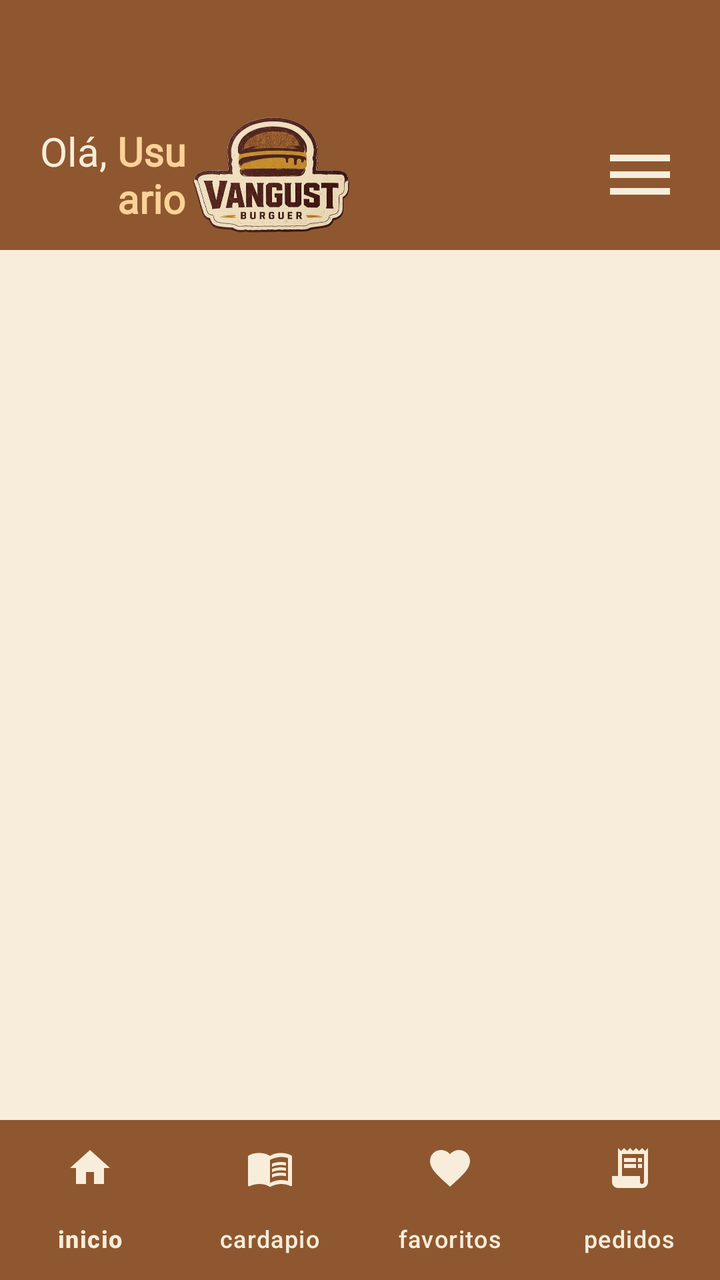
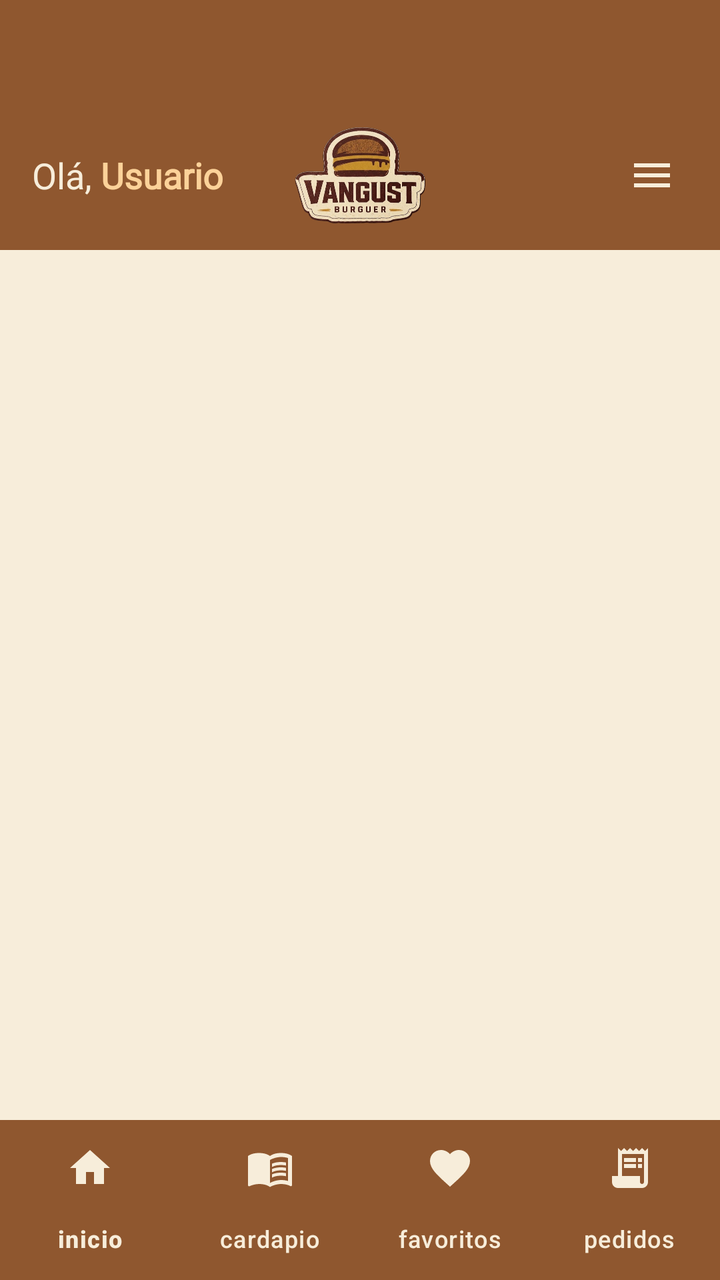

Two renders of the same Android screen: before a commit and after it. Below are the layout's source before the change and the commit's diff.
<!-- AndroidManifest.xml: application theme Theme.VangustApp -->
<!-- res/layout/menu_principal_layout.xml -->
<?xml version="1.0" encoding="utf-8"?>
<androidx.drawerlayout.widget.DrawerLayout xmlns:android="http://schemas.android.com/apk/res/android"
    xmlns:app="http://schemas.android.com/apk/res-auto"
    android:id="@+id/drawer_layout"
    android:layout_width="match_parent"
    android:background="#8F572F"
    android:layout_height="match_parent"
    >

    <LinearLayout
        android:layout_width="match_parent"
        android:layout_height="match_parent"
        android:orientation="vertical">
        <include
            android:id="@+id/header_principal"
            layout="@layout/header_principal" />

        <FrameLayout
            android:id="@+id/fragment_container"
            android:layout_width="match_parent"
            android:layout_height="0dp"
            android:layout_weight="1"
            android:background="#F7EDDA" />

        <com.google.android.material.bottomnavigation.BottomNavigationView
            android:id="@+id/bottomNavegation"
            android:layout_width="match_parent"
            android:layout_height="wrap_content"
            android:background="#8F572F"
            app:itemActiveIndicatorStyle="@null"
            app:itemIconTint="#F7EDDA"
            app:itemTextColor="#F7EDDA"
            app:labelVisibilityMode="labeled"
            app:menu="@menu/menu_inferior" />
    </LinearLayout>

    <com.google.android.material.navigation.NavigationView
        android:id="@+id/nav_view"
        android:background="#F7EDDA"
        app:itemBackground="@drawable/fundo_laranja"
        app:headerLayout="@layout/header_drawer"
        app:itemTextColor="#F7EDDA"
        app:itemIconTint="#F7EDDA"
        android:padding="10dp"
        android:layout_marginTop="50dp"
        android:layout_marginBottom="25dp"
        android:layout_width="wrap_content"
        android:layout_height="match_parent"
        android:layout_gravity="end"
        app:menu="@menu/menu_lateral"/>

</androidx.drawerlayout.widget.DrawerLayout>
<!-- res/layout/header_principal.xml (included above) -->
<?xml version="1.0" encoding="utf-8"?>
<LinearLayout xmlns:android="http://schemas.android.com/apk/res/android"
    android:layout_width="match_parent"
    android:layout_height="75dp"
    android:orientation="horizontal"
    android:gravity="center_vertical"
    android:background="#8F572F"
    android:layout_marginTop="50dp">

    <LinearLayout
        android:layout_width="0dp"
        android:layout_height="wrap_content"
        android:layout_weight="1"
        android:layout_marginStart="20dp"
        android:orientation="horizontal">
        <TextView
            android:layout_width="wrap_content"
            android:layout_height="wrap_content"
            android:fontFamily="@font/oswald_regular"
            android:text="Olá, "
            android:textColor="#F7EDDA"
            android:textSize="20sp" />
        <TextView
            android:id="@+id/tvNomePrincipal"
            android:layout_width="wrap_content"
            android:layout_height="wrap_content"
            android:fontFamily="@font/oswald_regular"
            android:text="Usuario"
            android:textColor="#FCD299"
            android:textSize="20sp"
            android:textStyle="bold" />
    </LinearLayout>

    <ImageView
        android:layout_width="wrap_content"
        android:layout_height="60dp"
        android:layout_marginEnd="125dp"
        android:adjustViewBounds="true"
        android:src="@drawable/logo_vangust_burguer" />



    <ImageView
        android:layout_width="40dp"
        android:layout_height="50dp"
        android:layout_marginEnd="20dp"
        android:id="@+id/btnMenu"
        android:src="@drawable/baseline_menu" />
</LinearLayout>
<!-- res/layout/header_drawer.xml (included above) -->
<LinearLayout xmlns:android="http://schemas.android.com/apk/res/android"
    xmlns:app="http://schemas.android.com/apk/res-auto"
    android:layout_width="match_parent"
    android:layout_height="80dp"
    android:background="#F7EDDA"
    android:gravity="center_vertical"
    android:orientation="horizontal">

    <androidx.cardview.widget.CardView
        android:layout_width="50dp"
        android:layout_height="50dp"
        android:layout_marginStart="10dp"
        app:cardCornerRadius="100dp">

        <LinearLayout
            android:layout_width="match_parent"
            android:layout_height="match_parent">

            
            <ImageView
                android:id="@+id/imgHeaderPerfil"
                android:layout_width="match_parent"
                android:layout_height="match_parent"
                android:layout_gravity="center_horizontal|center_vertical"
                android:scaleType="centerCrop"
                android:src="@drawable/baseline_person_outline" />

        </LinearLayout>

    </androidx.cardview.widget.CardView>

    <TextView
        android:layout_width="wrap_content"
        android:layout_height="wrap_content"
        android:layout_marginLeft="10dp"
        android:fontFamily="@font/oswald_regular"
        android:text="Olá,"
        android:textColor="#0D0D0D"
        android:textSize="20sp" />

    <TextView
        android:id="@+id/tvNomeDrawer"
        android:layout_width="wrap_content"
        android:layout_height="wrap_content"
        android:fontFamily="@font/oswald_regular"
        android:layout_marginLeft="5dp"
        android:text="USUARIO"
        android:textColor="#FFA74F"
        android:textSize="20sp"/>

</LinearLayout>
<!-- resources referenced by this layout -->
<resources>
  <!-- drawable baseline_menu (drawable) -->
  <vector xmlns:android="http://schemas.android.com/apk/res/android" android:height="24dp" android:tint="#F7EDDA" android:viewportHeight="24" android:viewportWidth="24" android:width="24dp">
        
      <path android:fillColor="@android:color/white" android:pathData="M3,18h18v-2L3,16v2zM3,13h18v-2L3,11v2zM3,6v2h18L21,6L3,6z"/>
      
  </vector>
  <!-- drawable baseline_person_outline (drawable) -->
  <vector xmlns:android="http://schemas.android.com/apk/res/android" android:height="24dp" android:tint="#000000" android:viewportHeight="24" android:viewportWidth="24" android:width="24dp">
        
      <path android:fillColor="@android:color/white" android:pathData="M12,5.9c1.16,0 2.1,0.94 2.1,2.1s-0.94,2.1 -2.1,2.1S9.9,9.16 9.9,8s0.94,-2.1 2.1,-2.1m0,9c2.97,0 6.1,1.46 6.1,2.1v1.1L5.9,18.1L5.9,17c0,-0.64 3.13,-2.1 6.1,-2.1M12,4C9.79,4 8,5.79 8,8s1.79,4 4,4 4,-1.79 4,-4 -1.79,-4 -4,-4zM12,13c-2.67,0 -8,1.34 -8,4v3h16v-3c0,-2.66 -5.33,-4 -8,-4z"/>
      
  </vector>
  <!-- drawable fundo_laranja (drawable) -->
  <?xml version="1.0" encoding="utf-8"?>
  <inset xmlns:android="http://schemas.android.com/apk/res/android"
      android:insetTop="6dp"
      android:insetBottom="6dp"
      android:insetLeft="8dp"
      android:insetRight="8dp">
  
      <shape android:shape="rectangle">
          <solid android:color="#A61C1C" /> <corners android:radius="50dp" />
      </shape>
  
  </inset>
  <!-- drawable logo_vangust_burguer: png bitmap (drawable, 332497 bytes) -->
  <style name="Theme.VangustApp" parent="Base.Theme.VangustApp" />
  <style name="Base.Theme.VangustApp" parent="Theme.Material3.DayNight.NoActionBar">
          
          
      </style>
</resources>

<!-- the commit's change to res/layout/menu_principal_layout.xml (unified diff, before → after) -->
@@ -3,9 +3,8 @@
     xmlns:app="http://schemas.android.com/apk/res-auto"
     android:id="@+id/drawer_layout"
     android:layout_width="match_parent"
-    android:background="#8F572F"
     android:layout_height="match_parent"
-    >
+    android:background="#8F572F">
 
     <LinearLayout
         android:layout_width="match_parent"
@@ -36,43 +35,53 @@
 
     <com.google.android.material.navigation.NavigationView
         android:id="@+id/nav_view"
-        android:background="#F7EDDA"
-        app:itemBackground="@drawable/fundo_laranja"
-        app:headerLayout="@layout/header_drawer"
-        app:itemTextColor="#F7EDDA"
-        app:itemIconTint="#F7EDDA"
-        android:padding="10dp"
-        android:layout_marginTop="50dp"
-        android:layout_marginBottom="25dp"
         android:layout_width="wrap_content"
         android:layout_height="match_parent"
         android:layout_gravity="end"
+        android:background="#F7EDDA"
+        android:paddingTop="50dp"
+        android:paddingStart="10dp"
+        android:paddingEnd="10dp"
+        android:paddingBottom="10dp"
+        app:headerLayout="@layout/header_drawer"
+        app:itemBackground="@drawable/fundo_laranja"
+        app:itemIconTint="#F7EDDA"
+        app:itemTextColor="#F7EDDA"
         app:menu="@menu/menu_lateral"/>
 
 </androidx.drawerlayout.widget.DrawerLayout>
 <!-- res/layout/header_principal.xml (included above) -->
 <?xml version="1.0" encoding="utf-8"?>
-<LinearLayout xmlns:android="http://schemas.android.com/apk/res/android"
+<androidx.constraintlayout.widget.ConstraintLayout
+    xmlns:android="http://schemas.android.com/apk/res/android"
+    xmlns:app="http://schemas.android.com/apk/res-auto"
     android:layout_width="match_parent"
     android:layout_height="75dp"
-    android:orientation="horizontal"
-    android:gravity="center_vertical"
     android:background="#8F572F"
     android:layout_marginTop="50dp">
 
+    
     <LinearLayout
+        android:id="@+id/layoutSaudacao"
         android:layout_width="0dp"
         android:layout_height="wrap_content"
-        android:layout_weight="1"
-        android:layout_marginStart="20dp"
-        android:orientation="horizontal">
+        android:layout_marginStart="16dp"
+        android:layout_marginEnd="8dp"
+        android:orientation="horizontal"
+        android:gravity="center_vertical"
+        app:layout_constraintTop_toTopOf="parent"
+        app:layout_constraintBottom_toBottomOf="parent"
+        app:layout_constraintStart_toStartOf="parent"
+        app:layout_constraintEnd_toStartOf="@id/logoVangust">
+
         <TextView
             android:layout_width="wrap_content"
             android:layout_height="wrap_content"
             android:fontFamily="@font/oswald_regular"
             android:text="Olá, "
             android:textColor="#F7EDDA"
-            android:textSize="20sp" />
+            android:textSize="18sp" />
+
         <TextView
             android:id="@+id/tvNomePrincipal"
             android:layout_width="wrap_content"
@@ -80,26 +89,38 @@
             android:fontFamily="@font/oswald_regular"
             android:text="Usuario"
             android:textColor="#FCD299"
-            android:textSize="20sp"
-            android:textStyle="bold" />
+            android:textSize="18sp"
+            android:textStyle="bold"
+            android:maxLines="1"
+            android:ellipsize="end" />
     </LinearLayout>
 
+    
     <ImageView
+        android:id="@+id/logoVangust"
         android:layout_width="wrap_content"
-        android:layout_height="60dp"
-        android:layout_marginEnd="125dp"
+        android:layout_height="50dp"
         android:adjustViewBounds="true"
-        android:src="@drawable/logo_vangust_burguer" />
+        android:scaleType="centerInside"
+        android:src="@drawable/logo_vangust_burguer"
+        app:layout_constraintTop_toTopOf="parent"
+        app:layout_constraintBottom_toBottomOf="parent"
+        app:layout_constraintStart_toStartOf="parent"
+        app:layout_constraintEnd_toEndOf="parent" />
 
+    
+    <ImageView
+        android:id="@+id/btnMenu"
+        android:layout_width="36dp"
+        android:layout_height="36dp"
+        android:layout_marginEnd="16dp"
+        android:scaleType="centerInside"
+        android:src="@drawable/baseline_menu"
+        app:layout_constraintTop_toTopOf="parent"
+        app:layout_constraintBottom_toBottomOf="parent"
+        app:layout_constraintEnd_toEndOf="parent" />
 
-
-    <ImageView
-        android:layout_width="40dp"
-        android:layout_height="50dp"
-        android:layout_marginEnd="20dp"
-        android:id="@+id/btnMenu"
-        android:src="@drawable/baseline_menu" />
-</LinearLayout>
+</androidx.constraintlayout.widget.ConstraintLayout>
 <!-- res/layout/header_drawer.xml (included above) -->
 <LinearLayout xmlns:android="http://schemas.android.com/apk/res/android"
     xmlns:app="http://schemas.android.com/apk/res-auto"
